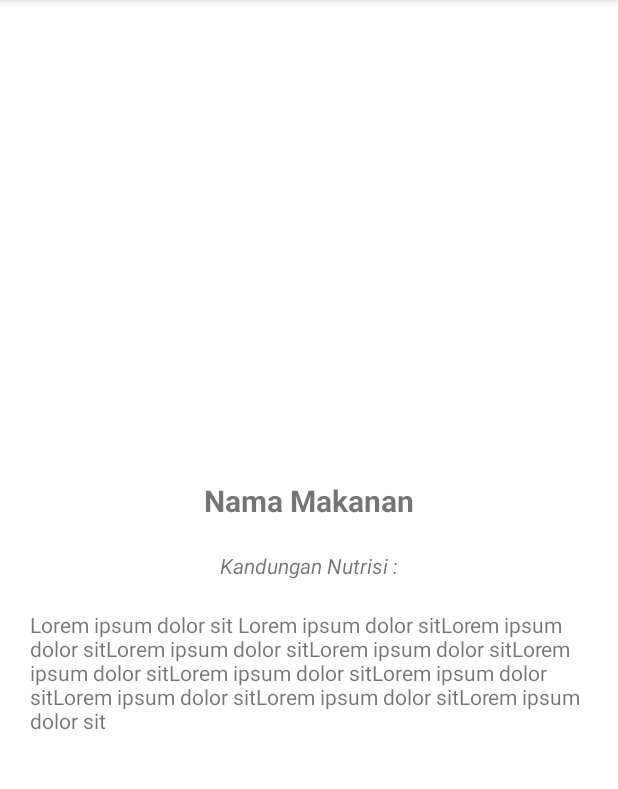
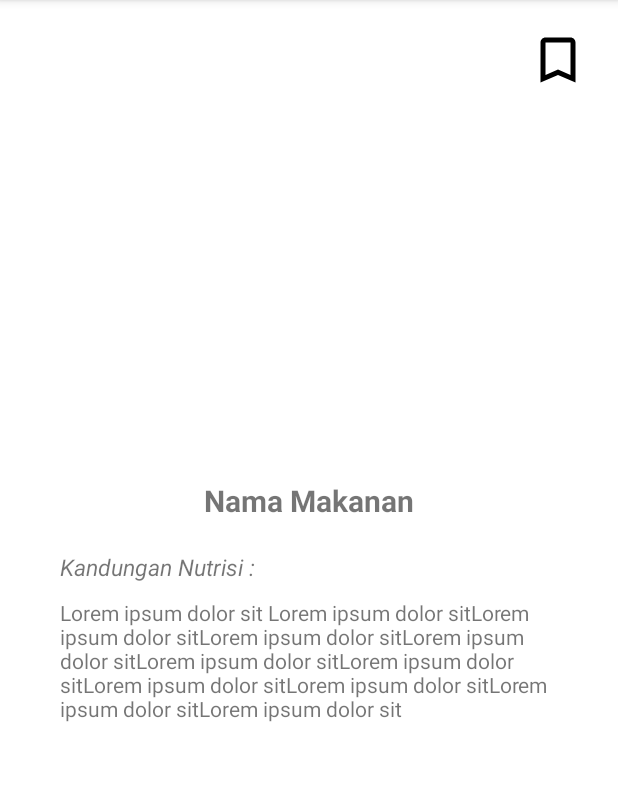
Before and after one commit to HasyimAP/Bangkit-Project-2022, an Android app: the DetailFoodActivity screen opened directly, with no data from a screen before it, on a phone screen of 412 x 824 dp, the part 84-873 px from its top. Run offline under Robolectric (Android 15) with nearby library versions, the phone set to English and light mode, and no system bars; pictures from the network do not load; 4 statements that could not run were skipped.

Commit message:
fix debug

```diff
--- a/app/app/src/main/java/com/fitverse/app/view/food/DetailFoodActivity.kt
+++ b/app/app/src/main/java/com/fitverse/app/view/food/DetailFoodActivity.kt
@@ -24,7 +24,7 @@ class DetailFoodActivity : AppCompatActivity() {
             .load(listStoryModel.photoUrl)
             .into(findViewById(R.id.photoFood))
         findViewById<TextView>(R.id.nameFood).text = listStoryModel.nama
-        findViewById<TextView>(R.id.description).text = listStoryModel.description
+        findViewById<TextView>(R.id.description).text= listStoryModel.description.replace("\\n", "\n")
 
     }
 
--- a/app/app/src/main/res/drawable/ic_bookmark.xml
+++ b/app/app/src/main/res/drawable/ic_bookmark.xml
@@ -1,5 +1,5 @@
-<vector android:height="24dp" android:tint="#FFFFFF"
+<vector android:height="24dp" android:tint="#FF000000"
     android:viewportHeight="24" android:viewportWidth="24"
     android:width="24dp" xmlns:android="http://schemas.android.com/apk/res/android">
-    <path android:fillColor="@android:color/white" android:pathData="M17,3H7c-1.1,0 -1.99,0.9 -1.99,2L5,21l7,-3 7,3V5c0,-1.1 -0.9,-2 -2,-2z"/>
+    <path android:fillColor="@android:color/black" android:pathData="M17,3H7c-1.1,0 -1.99,0.9 -1.99,2L5,21l7,-3 7,3V5c0,-1.1 -0.9,-2 -2,-2z"/>
 </vector>
--- a/app/app/src/main/res/drawable/ic_bookmark_border.xml
+++ b/app/app/src/main/res/drawable/ic_bookmark_border.xml
@@ -1,5 +1,5 @@
-<vector android:height="24dp" android:tint="#FFFFFF"
+<vector android:height="24dp" android:tint="#FF000000"
     android:viewportHeight="24" android:viewportWidth="24"
     android:width="24dp" xmlns:android="http://schemas.android.com/apk/res/android">
-    <path android:fillColor="@android:color/white" android:pathData="M17,3L7,3c-1.1,0 -1.99,0.9 -1.99,2L5,21l7,-3 7,3L19,5c0,-1.1 -0.9,-2 -2,-2zM17,18l-5,-2.18L7,18L7,5h10v13z"/>
+    <path android:fillColor="@android:color/black" android:pathData="M17,3L7,3c-1.1,0 -1.99,0.9 -1.99,2L5,21l7,-3 7,3L19,5c0,-1.1 -0.9,-2 -2,-2zM17,18l-5,-2.18L7,18L7,5h10v13z"/>
 </vector>
--- a/app/app/src/main/res/layout/activity_detail_food.xml
+++ b/app/app/src/main/res/layout/activity_detail_food.xml
@@ -42,9 +42,9 @@
         android:layout_width="match_parent"
         android:layout_height="wrap_content"
         android:layout_marginTop="20dp"
-        android:gravity="center_horizontal"
+        android:layout_marginLeft="40dp"
         android:text="Kandungan Nutrisi :"
-        android:textSize="14sp"
+        android:textSize="15sp"
         android:textStyle="italic"
         app:layout_constraintStart_toStartOf="parent"
         app:layout_constraintTop_toBottomOf="@+id/nameFood" />
@@ -53,8 +53,9 @@
         android:id="@+id/description"
         android:layout_width="wrap_content"
         android:layout_height="wrap_content"
-        android:padding="20dp"
-        android:paddingHorizontal="20dp"
+        android:paddingLeft="40dp"
+        android:paddingRight="40dp"
+        android:paddingTop="10dp"
         android:text="@string/tes"
         app:layout_constraintEnd_toEndOf="parent"
         app:layout_constraintHorizontal_bias="0.0"
```
Also changed, not shown: app/app/src/main/AndroidManifest.xml (+6 -9 lines), app/app/src/main/java/com/fitverse/app/view/login/LoginActivity.kt (+7 -7 lines), app/app/src/main/java/com/fitverse/app/view/main/MainActivity.kt (+4 -9 lines).
